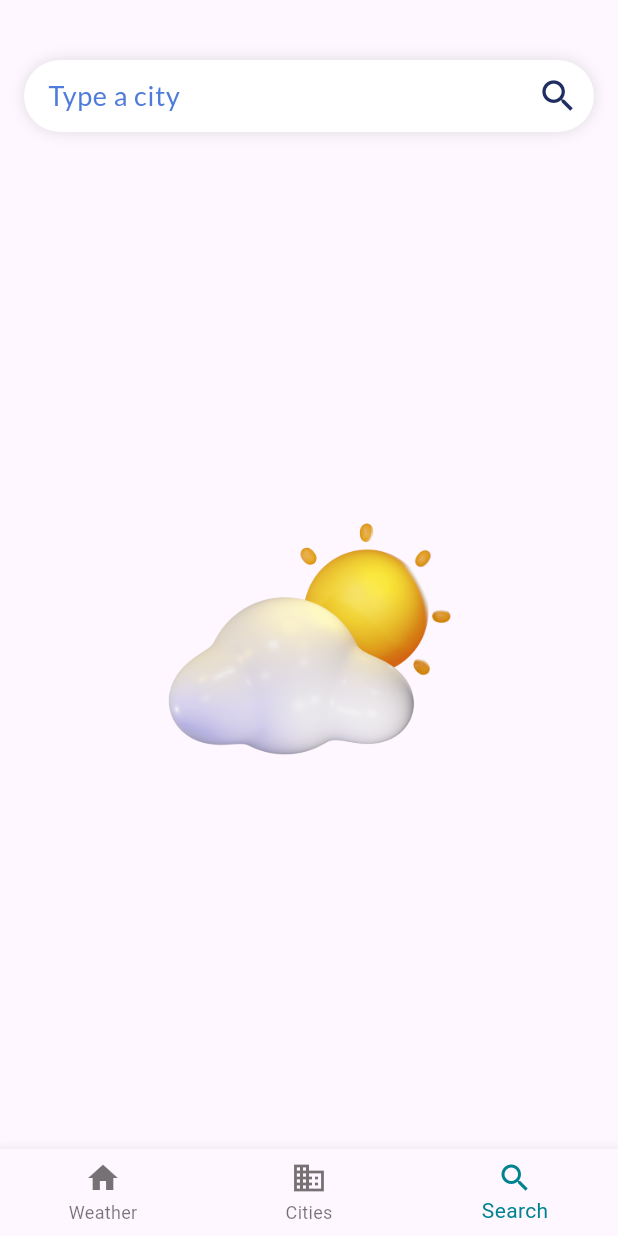
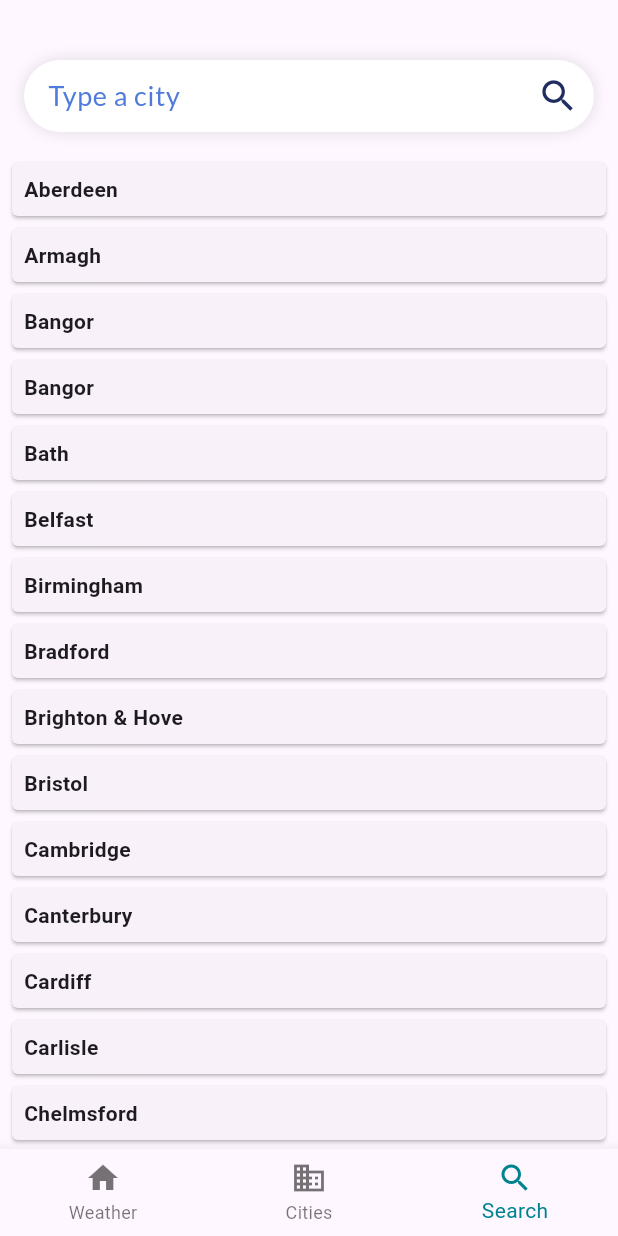
Before and after one commit to vovahost/weather, a Flutter app: the screen it shows after launch, item 3 of the bottom bar chosen, on a phone screen of 412 x 824 dp. Run offline on Flutter 3.47's test engine with Material 2 defaults, Android fonts, the phone set to English and light mode, and no system bars; our stand-ins replace bloc, connectivity_plus, dio, equatable, flutter_bloc, geolocator and 3 more; missing offline and left inert: android_intent_plus; network calls fail.

Commit message:
Add UK city list view

```diff
--- /dev/null
+++ b/lib/presentation/city_weather/ui/city_list_view.dart
@@ -0,0 +1,33 @@
+import 'package:flutter/material.dart';
+import 'package:weather/presentation/shared/resources/uk_cities.dart';
+import 'package:weather/presentation/shared/utils/utils.dart';
+
+class CityListView extends StatelessWidget {
+  const CityListView({super.key});
+
+  @override
+  Widget build(BuildContext context) {
+    return ListView.separated(
+      padding: const EdgeInsets.symmetric(vertical: 8, horizontal: 4),
+      itemBuilder: (context, index) {
+        final city = ukCities[index];
+        return Card(
+          shape: RoundedRectangleBorder(borderRadius: BorderRadius.circular(4)),
+          child: Padding(
+            padding: const EdgeInsets.all(8.0),
+            child: Text(
+              city,
+              style: const TextStyle(
+                fontWeight: FontWeight.w600,
+              ),
+            ),
+          ),
+        );
+      },
+      separatorBuilder: (context, index) {
+        return const Space(height: 0);
+      },
+      itemCount: ukCities.length,
+    );
+  }
+}
--- a/lib/presentation/city_weather/ui/city_weather_page.dart
+++ b/lib/presentation/city_weather/ui/city_weather_page.dart
@@ -1,6 +1,7 @@
 import 'package:flutter/material.dart';
 import 'package:flutter_bloc/flutter_bloc.dart';
 import 'package:weather/presentation/city_weather/bloc/city_weather_bloc.dart';
+import 'package:weather/presentation/city_weather/ui/city_list_view.dart';
 import 'package:weather/presentation/shared/resources/app_colors.dart';
 import 'package:weather/presentation/shared/resources/app_images.dart';
 import 'package:weather/presentation/shared/resources/app_text_styles.dart';
@@ -65,18 +66,9 @@ class _CityWeatherPageState extends State<CityWeatherPage> {
       child: Column(
         children: [
           _searchBar(size, context),
-          Expanded(
-            child: Center(
-              child: Column(
-                mainAxisAlignment: MainAxisAlignment.center,
-                children: [
-                  Image.asset(
-                    'assets/3d/02d.png',
-                    height: size.height * 0.2,
-                  ),
-                ],
-              ),
-            ),
+          const Space(height: 8),
+          const Expanded(
+            child: CityListView(),
           ),
         ],
       ),
--- /dev/null
+++ b/lib/presentation/shared/resources/uk_cities.dart
@@ -0,0 +1,83 @@
+final ukCities = [
+  'Bath',
+  'Birmingham',
+  'Bradford',
+  'Brighton & Hove',
+  'Bristol',
+  'Cambridge',
+  'Canterbury',
+  'Carlisle',
+  'Chelmsford',
+  'Chester',
+  'Chichester',
+  'Colchester',
+  'Coventry',
+  'Derby',
+  'Doncaster',
+  'Durham',
+  'Ely',
+  'Exeter',
+  'Gloucester',
+  'Hereford',
+  'Kingston-upon-Hull',
+  'Lancaster',
+  'Leeds',
+  'Leicester',
+  'Lichfield',
+  'Lincoln',
+  'Liverpool',
+  'London',
+  'Manchester',
+  'Milton Keynes',
+  'Newcastle-upon-Tyne',
+  'Norwich',
+  'Nottingham',
+  'Oxford',
+  'Peterborough',
+  'Plymouth',
+  'Portsmouth',
+  'Preston',
+  'Ripon',
+  'Salford',
+  'Salisbury',
+  'Sheffield',
+  'Southampton',
+  'Southend-on-Sea',
+  'St Albans',
+  'Stoke on Trent',
+  'Sunderland',
+  'Truro',
+  'Wakefield',
+  'Wells',
+  'Westminster',
+  'Winchester',
+  'Wolverhampton',
+  'Worcester',
+  'York',
+  'Armagh',
+  'Bangor',
+  'Belfast',
+  'Lisburn',
+  'Londonderry',
+  'Newry',
+  'Aberdeen',
+  'Dundee',
+  'Dunfermline',
+  'Edinburgh',
+  'Glasgow',
+  'Inverness',
+  'Perth',
+  'Stirling',
+  'Bangor',
+  'Cardiff',
+  'Newport',
+  'St Asaph',
+  'St Davids',
+  'Swansea',
+  'Wrexham',
+  'Douglas',
+  'Hamilton',
+  'City of Gibraltar',
+  'Stanley',
+  'Jamestown',
+]..sort((a, b) => a.compareTo(b));
```
